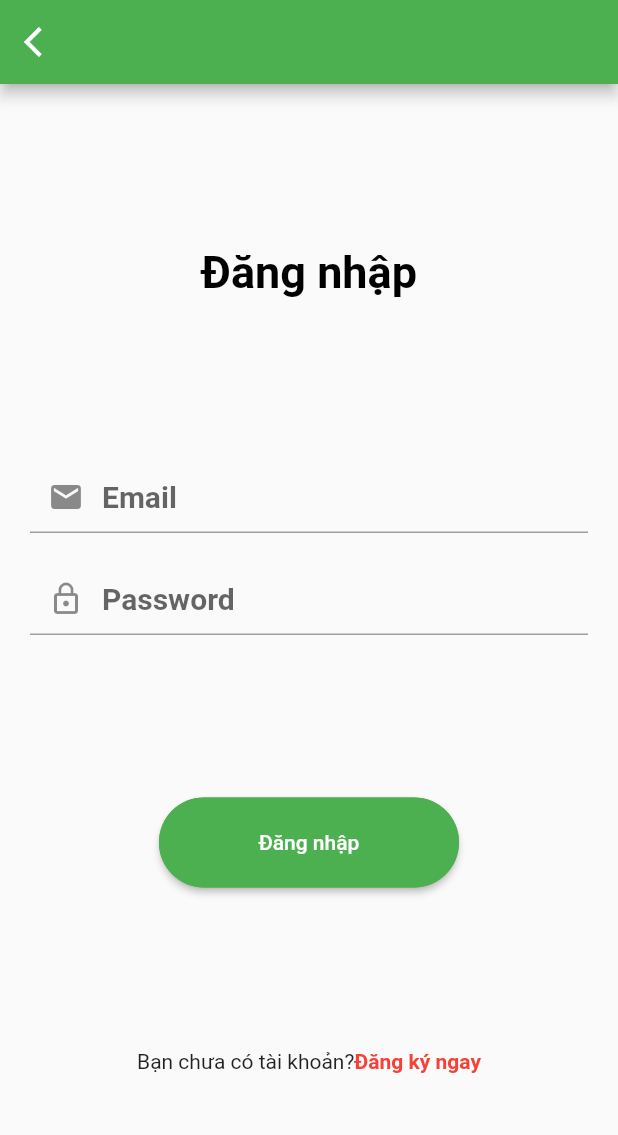
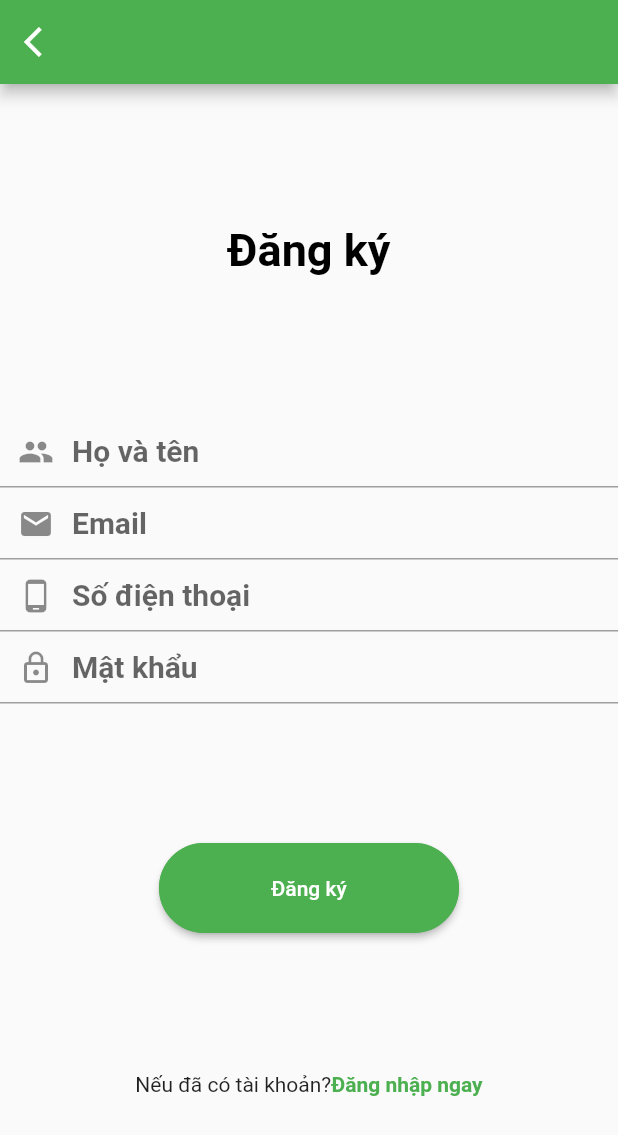
Before and after one commit to quidev2505/App_Order_Food, a Flutter app: the screen it shows after launch, on a phone screen of 412 x 824 dp. Shown: the top 1135 px of the screen. Run offline on Flutter 3.47's test engine with Material 2 defaults, Android fonts, the phone set to English and light mode, and no system bars.

Commit message:
complete register page

```diff
--- a/lib/main.dart
+++ b/lib/main.dart
@@ -1,6 +1,5 @@
 import 'package:flutter/material.dart';
-import 'ui/welcome_page.dart';
-import 'ui/authentication/login_page.dart';
+import 'ui/authentication/register_page.dart';
 
 void main() {
   runApp(const MyApp());
@@ -19,7 +18,7 @@ class MyApp extends StatelessWidget {
         primarySwatch: Colors.blue,
       ),
       home: const SafeArea(
-        child: LoginPage(),
+        child: RegisterPage(),
       ),
     );
   }
--- /dev/null
+++ b/lib/ui/authentication/register_page.dart
@@ -0,0 +1,87 @@
+import 'package:flutter/material.dart';
+
+class RegisterPage extends StatelessWidget {
+  const RegisterPage({super.key});
+
+  @override
+  Widget build(BuildContext context) {
+    return Scaffold(
+      appBar: AppBar(
+        backgroundColor: Colors.green,
+        leading: IconButton(
+          onPressed: () => {},
+          icon: const Icon(Icons.arrow_back_ios),
+        ),
+      ),
+      body: Container(
+        child: Column(
+          crossAxisAlignment: CrossAxisAlignment.center,
+          mainAxisAlignment: MainAxisAlignment.spaceEvenly,
+          children: [
+            const Text(
+              "Đăng ký",
+              style: TextStyle(
+                  color: Colors.black,
+                  fontSize: 30,
+                  fontWeight: FontWeight.bold),
+            ),
+            Column(
+              children: [
+                textField(hintTextInput: "Họ và tên", icon: Icons.people),
+                textField(hintTextInput: "Email", icon: Icons.email),
+                textField(
+                    hintTextInput: "Số điện thoại", icon: Icons.phone_android),
+                textField(hintTextInput: "Mật khẩu", icon: Icons.lock_outline),
+              ],
+            ),
+            SizedBox(
+              width: 200,
+              height: 60,
+              child: ElevatedButton(
+                style: ElevatedButton.styleFrom(
+                  backgroundColor: Colors.green,
+                  shape: RoundedRectangleBorder(
+                    side: const BorderSide(color: Colors.green, width: 2),
+                    borderRadius: BorderRadius.circular(30),
+                  ),
+                ),
+                child: const Text(
+                  "Đăng ký",
+                  style: TextStyle(
+                    color: Colors.white,
+                  ),
+                ),
+                onPressed: () {},
+              ),
+            ),
+            Row(
+              mainAxisAlignment: MainAxisAlignment.center,
+              children: [
+                const Text("Nếu đã có tài khoản?"),
+                const Text(
+                  "Đăng nhập ngay",
+                  style: TextStyle(
+                      color: Colors.green, fontWeight: FontWeight.bold),
+                ),
+              ],
+            )
+          ],
+        ),
+      ),
+    );
+  }
+
+  Widget textField(
+      {required String hintTextInput, required IconData icon, required}) {
+    return TextFormField(
+      decoration: InputDecoration(
+        prefixIcon: Icon(icon),
+        hintText: hintTextInput,
+        hintStyle: const TextStyle(fontWeight: FontWeight.bold, fontSize: 20),
+        enabledBorder: const UnderlineInputBorder(
+          borderSide: BorderSide(color: Colors.grey),
+        ),
+      ),
+    );
+  }
+}
```
